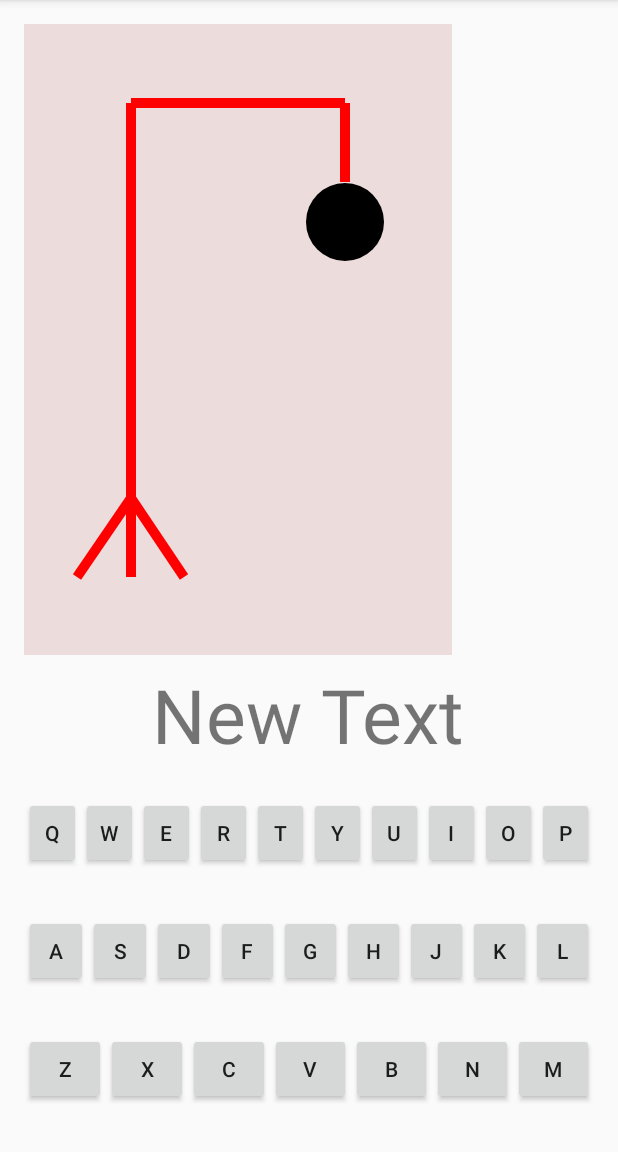
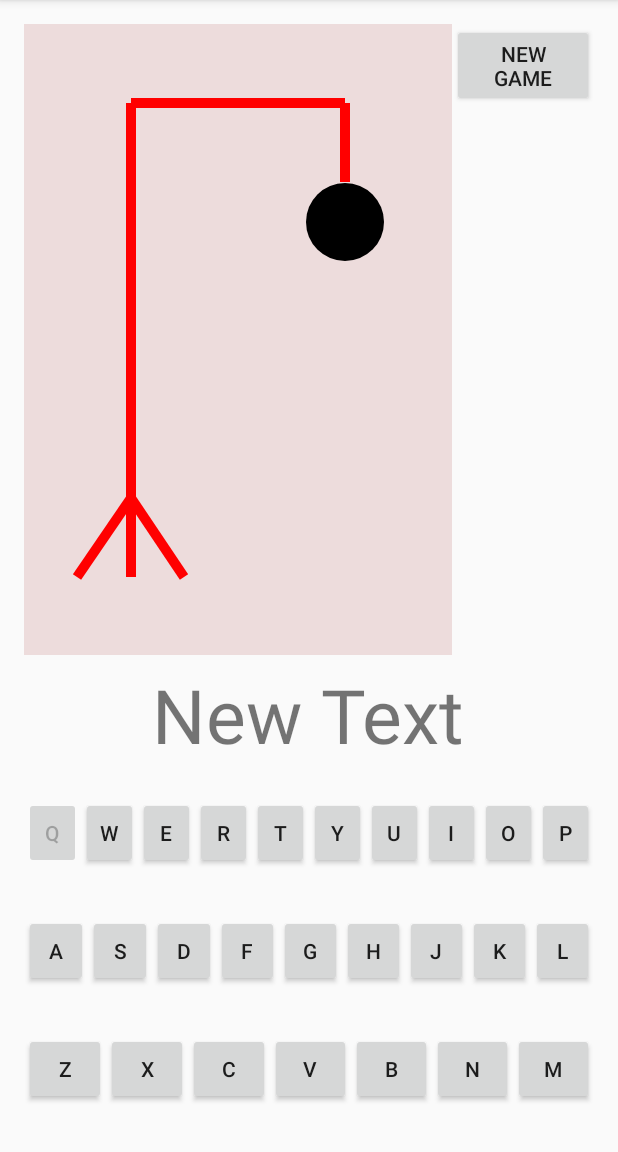
Before and after one commit to denbedilov/HangMan, an Android app: the screen it shows after launch (MainActivity), after a tap on an icon or button, on a phone screen of 412 x 824 dp, the part 84-1236 px from its top. Run offline under Robolectric (Android 15) with nearby library versions, the phone set to English and light mode, and no system bars; our stand-ins replace Volley; network calls fail; 1 statement that could not run was skipped.

Commit message:
logic buttons pressed added

```diff
--- a/app/src/main/java/denys/hangman/GameView.java
+++ b/app/src/main/java/denys/hangman/GameView.java
@@ -110,4 +110,9 @@ public class GameView extends View   {
     {
         return i;
     }
+    public void initI()
+    {
+        i=0;
+        invalidate();
+    }
 }
--- a/app/src/main/java/denys/hangman/MainActivity.java
+++ b/app/src/main/java/denys/hangman/MainActivity.java
@@ -6,6 +6,7 @@ import android.os.Bundle;
 import android.text.Html;
 import android.util.Log;
 import android.view.View;
+import android.view.ViewGroup;
 import android.widget.Button;
 import android.widget.TextView;
 import android.widget.Toast;
@@ -27,6 +28,10 @@ public class MainActivity extends AppCompatActivity implements View.OnClickListe
     private ProgressDialog dialog;
     private final String url = "http://api.wordnik.com/v4/words.json/randomWords?hasDictionaryDef=true&minCorpusCount=0&minLength=5&maxLength=10&limit=1&api_key=a2a73e7b926c924fad7001ca3111acd55af2ffabf50eb4ae5";
     private GameView gameView;
+    private final int GAME_OVER = 6;
+    private boolean isWon = false;
+
+    private Button newGame;
 
     @Override
     protected void onCreate(Bundle savedInstanceState) {
@@ -34,14 +39,18 @@ public class MainActivity extends AppCompatActivity implements View.OnClickListe
         setContentView(R.layout.activity_main);
 
         wordField = (TextView) findViewById(R.id.GuessedWordField);
-        gameView=(GameView)findViewById(R.id.gamePanel);
+        gameView = (GameView)findViewById(R.id.gamePanel);
+
+
+        newGame = (Button) findViewById(R.id.button27);
+
 
         //setting up progress dialog
         dialog=new ProgressDialog(this);
         dialog.setCancelable(false);
         dialog.setCanceledOnTouchOutside(false);
         dialog.setMessage("Getting word");
-        getWord();
+        gameInit();
     }
 
     private void getWord()
@@ -56,8 +65,7 @@ public class MainActivity extends AppCompatActivity implements View.OnClickListe
                     public void onResponse(JSONArray response) {
                         try{
                             word = (Html.fromHtml((String) response.getJSONObject(0).getString("word")).toString());
-                            gameInit();
-                            dialog.cancel();
+                            fillGuessWord(word.length());
                         } catch (JSONException e) {
                             Log.v("JSONException: ", e.getMessage());
                             e.printStackTrace();
@@ -76,24 +84,62 @@ public class MainActivity extends AppCompatActivity implements View.OnClickListe
         queue.add(request);
     }
 
+    private boolean isOnlyASCII(String word) {
+        for(int i=0; i<word.length(); i++)
+            if((int) word.charAt(i) <97 || (int) word.charAt(i) > 122)
+                return false;
+        return true;
+    }
+
     private void gameInit()
     {
-        fillGuessWord(word.length());
+        isWon = false;
+        word = null;
+        gameView.initI();
+        getWord();
+        enableButtons((ViewGroup) findViewById(android.R.id.content));
+    }
+
+    private void enableButtons(ViewGroup v) {
+        Button btn;
+            for (int i = 0; i < v.getChildCount(); i++) {
+                View child = v.getChildAt(i);
+                if(child instanceof ViewGroup)
+                    enableButtons((ViewGroup)child);
+                else if(child instanceof Button) {
+                    btn = (Button) child;
+                    btn.setEnabled(true);
+                }
+            }
     }
 
     private void fillGuessWord(int wordSize)
     {
+        if(!isOnlyASCII(word)) {
+            getWord();
+            return;
+        }
         String guessedWord = "";
         for(int i=0; i<wordSize; i++)
             guessedWord += "◻";
         wordField.setText(guessedWord);
+        dialog.cancel();
     }
 
     @Override
     public void onClick(View v) {
 
         Button btn=(Button)findViewById(v.getId());
-        check(btn);
+        if(btn.getId() == newGame.getId())
+            gameInit();
+        else {
+            btn.setEnabled(false);
+            check(btn);
+            if (isWon) {
+                Toast.makeText(this, "You WIN", Toast.LENGTH_SHORT).show();
+                gameInit();
+            }
+        }
     }
     public void check(Button btn)
     {
@@ -110,19 +156,33 @@ public class MainActivity extends AppCompatActivity implements View.OnClickListe
                 char[] guessedWordChars = guessedWord.toCharArray();
                 guessedWordChars[index] = c;
                 guessedWord = String.valueOf(guessedWordChars);
+                // check win case
+                isWon = isWon(guessedWord);
             }
 
         }
+        // no letter case
         if(!exists)
         {
+            gameView.increaseI();
             i=gameView.getI();
-            if(i==6)
-                Toast.makeText(this,"Game Over",Toast.LENGTH_SHORT).show();
-            else
-                gameView.increaseI();
-
+            if(i==GAME_OVER)
+                gameOver();
         }
         else
             wordField.setText(guessedWord);
+        // TODO: delete this line
+        //Toast.makeText(getBaseContext(), "" + word , Toast.LENGTH_SHORT).show();
+    }
+
+    private boolean isWon(String guessedWord) {
+        if(guessedWord.contains("◻"))
+            return false;
+        return true;
+    }
+
+    private void gameOver() {
+        Toast.makeText(this,"Game Over, The correct word was " + word, Toast.LENGTH_SHORT).show();
+        gameInit();
     }
 }
--- a/app/src/main/res/layout/activity_main.xml
+++ b/app/src/main/res/layout/activity_main.xml
@@ -43,7 +43,15 @@
                 android:layout_width="match_parent"
                 android:layout_height="match_parent"
                 android:layout_weight="3"
-                android:id="@+id/PreferencesPanel"></LinearLayout>
+                android:id="@+id/PreferencesPanel">
+
+                <Button
+                    android:layout_width="wrap_content"
+                    android:layout_height="wrap_content"
+                    android:text="New Game"
+                    android:id="@+id/button27"
+                    android:onClick="onClick" />
+            </LinearLayout>
         </LinearLayout>
 
         <LinearLayout
@@ -154,7 +162,8 @@
                         android:text="@string/O"
                         android:id="@+id/button9"
                         android:layout_weight="1"
-                        android:onClick="onClick" />
+                        android:onClick="onClick"
+                        android:clickable="false" />
 
                     <Button
                         android:layout_width="wrap_content"
```
